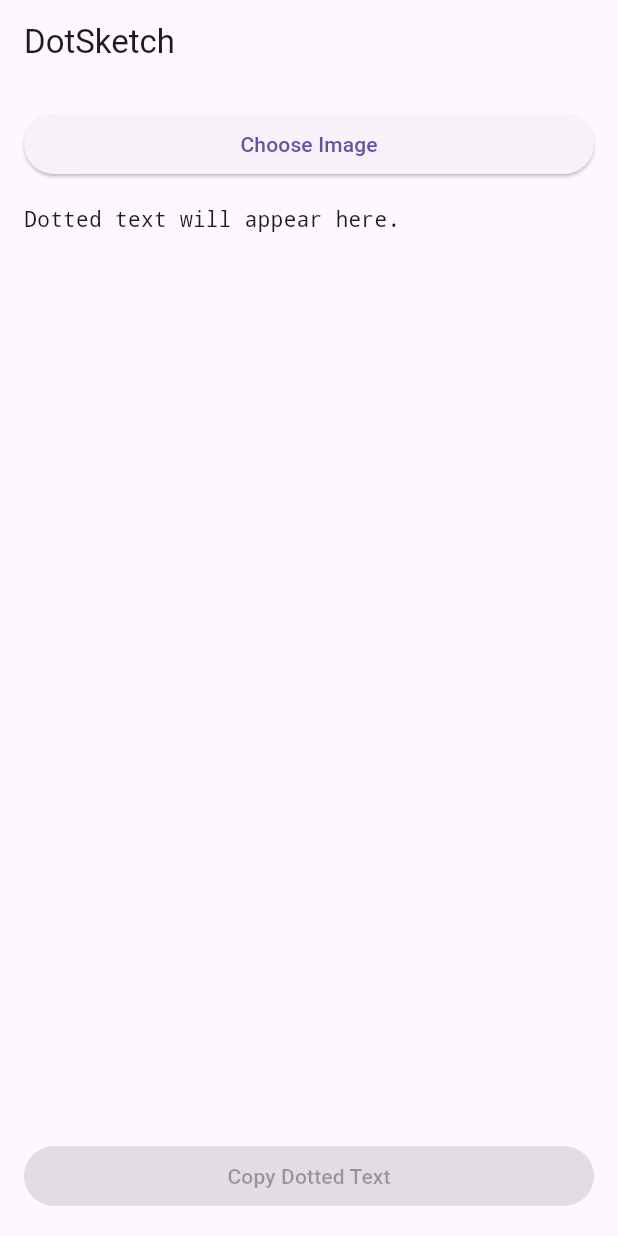
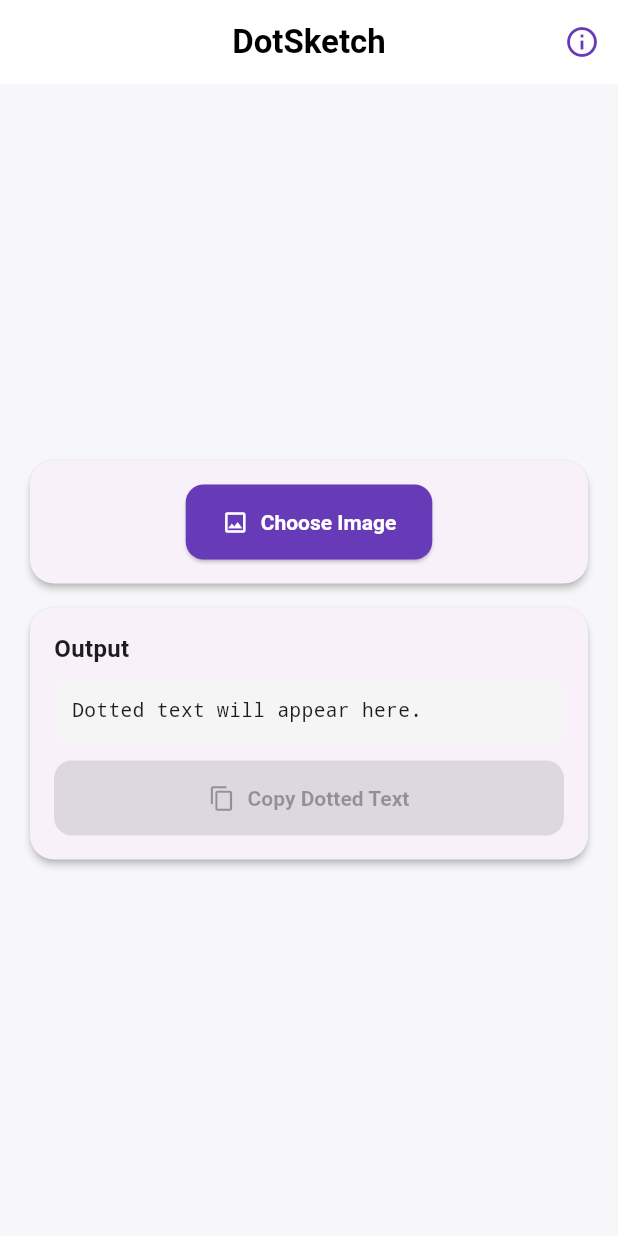
Before and after one commit to Priyanshu-Bej/DotSketch, a Flutter app: the screen it shows after launch, on a phone screen of 412 x 824 dp. Run offline on Flutter 3.47's test engine with Material 3 defaults, Android fonts, the light colour scheme and no system bars; our stand-ins replace image_picker.

Commit message:
Enhance app functionality with permissions, UI improvements, and new components

```diff
--- a/lib/main.dart
+++ b/lib/main.dart
@@ -5,7 +5,14 @@
 import 'package:flutter/services.dart';
 import 'package:image_picker/image_picker.dart';
 
-enum DotStyle { dots, ascii }
+import 'ui/image_preview.dart';
+import 'ui/modern_app_bar.dart';
+import 'ui/modern_card.dart';
+import 'ui/modern_dropdown.dart';
+import 'ui/modern_slider.dart';
+import 'ui/theme.dart';
+
+enum DotStyle { dots, ascii, outline }
 
 Future<String> imageToDottedText(
   File imageFile, {
@@ -25,8 +32,8 @@
   if (byteData == null) return '';
   final buffer = byteData.buffer.asUint8List();
   StringBuffer sb = StringBuffer();
-  // ASCII ramp from dark to light
-  const asciiRamp = '@%#*+=-:. ';
+  // Denser ASCII ramp for more detail
+  const asciiRamp = '@#W\$9876543210?!abc;:+=-,._ ';
   for (int y = 0; y < img.height; y++) {
     for (int x = 0; x < img.width; x++) {
       int i = (y * img.width + x) * 4;
@@ -52,18 +59,19 @@
 }
 
 void main() {
-  runApp(const MyApp());
+  runApp(const DotSketchApp());
 }
 
-class MyApp extends StatelessWidget {
-  const MyApp({super.key});
+class DotSketchApp extends StatelessWidget {
+  const DotSketchApp({super.key});
 
   @override
   Widget build(BuildContext context) {
     return MaterialApp(
       title: 'DotSketch',
-      theme: ThemeData(primarySwatch: Colors.blue),
+      theme: DotSketchTheme.lightTheme,
       home: const DotSketchHome(),
+      debugShowCheckedModeBanner: false,
     );
   }
 }
@@ -76,6 +84,15 @@
 }
 
 class _DotSketchHomeState extends State<DotSketchHome> {
+  void _copyText() {
+    if (_dottedText.isNotEmpty) {
+      Clipboard.setData(ClipboardData(text: _dottedText));
+      ScaffoldMessenger.of(
+        context,
+      ).showSnackBar(const SnackBar(content: Text('Copied to clipboard!')));
+    }
+  }
+
   DotStyle _selectedStyle = DotStyle.ascii;
   double _outputWidth = 40;
 
@@ -103,55 +120,49 @@
   final ImagePicker _picker = ImagePicker();
 
   Future<void> _pickImage() async {
-    final XFile? pickedFile = await _picker.pickImage(
-      source: ImageSource.gallery,
-    );
+    final pickedFile = await _picker.pickImage(source: ImageSource.gallery);
     if (pickedFile != null) {
       setState(() {
         _image = File(pickedFile.path);
         _dottedText = '';
       });
-      // TODO: Process image to dotted text
-    }
-  }
-
-  void _copyText() {
-    if (_dottedText.isNotEmpty) {
-      Clipboard.setData(ClipboardData(text: _dottedText));
-      ScaffoldMessenger.of(
-        context,
-      ).showSnackBar(const SnackBar(content: Text('Copied to clipboard!')));
     }
   }
 
   @override
   Widget build(BuildContext context) {
     return Scaffold(
-      appBar: AppBar(title: const Text('DotSketch')),
-      body: Padding(
-        padding: const EdgeInsets.all(16.0),
+      appBar: const ModernAppBar(title: 'DotSketch'),
+      body: Center(
+        child: SingleChildScrollView(
+          child: Padding(
+            padding: const EdgeInsets.all(20.0),
             child: Column(
+              mainAxisAlignment: MainAxisAlignment.center,
               crossAxisAlignment: CrossAxisAlignment.stretch,
               children: [
-            ElevatedButton(
+                ModernCard(
+                  child: Column(
+                    children: [
+                      ElevatedButton.icon(
                         onPressed: _pickImage,
-              child: const Text('Choose Image'),
+                        icon: const Icon(Icons.image_outlined),
+                        label: const Text('Choose Image'),
                       ),
+                      if (_image != null) ...[
                         const SizedBox(height: 16),
-            if (_image != null)
-              Column(
-                children: [
-                  Image.file(_image!, height: 200),
-                  const SizedBox(height: 16),
+                        ImagePreview(image: _image!),
+                      ],
                     ],
                   ),
+                ),
                 if (_image != null) ...[
-              Row(
+                  ModernCard(
+                    child: Column(
                       children: [
-                  const Text('Style:'),
-                  const SizedBox(width: 8),
-                  DropdownButton<DotStyle>(
+                        ModernDropdown<DotStyle>(
                           value: _selectedStyle,
+                          label: 'Style',
                           items: const [
                             DropdownMenuItem(
                               value: DotStyle.dots,
@@ -161,49 +172,74 @@
                               value: DotStyle.ascii,
                               child: Text('ASCII Art'),
                             ),
+                            DropdownMenuItem(
+                              value: DotStyle.outline,
+                              child: Text('Outline Only'),
+                            ),
                           ],
                           onChanged: (v) {
                             if (v != null) setState(() => _selectedStyle = v);
                           },
                         ),
-                  const SizedBox(width: 16),
-                  const Text('Width:'),
-                  Expanded(
-                    child: Slider(
+                        const SizedBox(height: 12),
+                        ModernSlider(
+                          value: _outputWidth,
                           min: 20,
                           max: 100,
                           divisions: 8,
-                      value: _outputWidth,
-                      label: _outputWidth.round().toString(),
+                          label: 'Width',
                           onChanged: (v) => setState(() => _outputWidth = v),
+                        ),
+                        const SizedBox(height: 12),
+                        ElevatedButton.icon(
+                          onPressed: _convertToDottedText,
+                          icon: const Icon(Icons.auto_awesome),
+                          label: const Text('Convert to Dotted Text'),
+                        ),
+                      ],
+                    ),
+                  ),
+                ],
+                ModernCard(
+                  child: Column(
+                    crossAxisAlignment: CrossAxisAlignment.stretch,
+                    children: [
+                      const Text(
+                        'Output',
+                        style: TextStyle(
+                          fontWeight: FontWeight.bold,
+                          fontSize: 16,
+                        ),
+                      ),
+                      const SizedBox(height: 8),
+                      Container(
+                        decoration: BoxDecoration(
+                          color: Colors.grey[100],
+                          borderRadius: BorderRadius.circular(8),
+                        ),
+                        padding: const EdgeInsets.all(12),
+                        child: SelectableText(
+                          _dottedText.isEmpty
+                              ? 'Dotted text will appear here.'
+                              : _dottedText,
+                          style: const TextStyle(
+                            fontFamily: 'monospace',
+                            fontSize: 13,
+                          ),
+                        ),
+                      ),
+                      const SizedBox(height: 12),
+                      ElevatedButton.icon(
+                        onPressed: _dottedText.isNotEmpty ? _copyText : null,
+                        icon: const Icon(Icons.copy),
+                        label: const Text('Copy Dotted Text'),
+                      ),
+                    ],
                   ),
                 ),
               ],
             ),
-              Padding(
-                padding: const EdgeInsets.only(bottom: 8.0),
-                child: ElevatedButton(
-                  onPressed: _convertToDottedText,
-                  child: const Text('Convert to Dotted Text'),
           ),
-              ),
-            ],
-            Expanded(
-              child: SingleChildScrollView(
-                child: SelectableText(
-                  _dottedText.isEmpty
-                      ? 'Dotted text will appear here.'
-                      : _dottedText,
-                  style: const TextStyle(fontFamily: 'monospace'),
-                ),
-              ),
-            ),
-            const SizedBox(height: 16),
-            ElevatedButton(
-              onPressed: _dottedText.isNotEmpty ? _copyText : null,
-              child: const Text('Copy Dotted Text'),
-            ),
-          ],
         ),
       ),
     );
--- /dev/null
+++ b/lib/ui/modern_app_bar.dart
@@ -0,0 +1,33 @@
+import 'package:flutter/material.dart';
+
+class ModernAppBar extends StatelessWidget implements PreferredSizeWidget {
+  final String title;
+  const ModernAppBar({super.key, required this.title});
+
+  @override
+  Widget build(BuildContext context) {
+    return AppBar(
+      title: Text(title),
+      elevation: 0,
+      backgroundColor: Colors.white,
+      foregroundColor: Colors.deepPurple,
+      centerTitle: true,
+      actions: [
+        IconButton(
+          icon: const Icon(Icons.info_outline),
+          onPressed: () {
+            showAboutDialog(
+              context: context,
+              applicationName: 'DotSketch',
+              applicationVersion: '1.0.0',
+              applicationLegalese: '© 2025 Priyanshu-Bej',
+            );
+          },
+        ),
+      ],
+    );
+  }
+
+  @override
+  Size get preferredSize => const Size.fromHeight(kToolbarHeight);
+}
--- /dev/null
+++ b/lib/ui/modern_card.dart
@@ -0,0 +1,21 @@
+import 'package:flutter/material.dart';
+
+class ModernCard extends StatelessWidget {
+  final Widget child;
+  final EdgeInsetsGeometry? padding;
+  final EdgeInsetsGeometry? margin;
+  const ModernCard({super.key, required this.child, this.padding, this.margin});
+
+  @override
+  Widget build(BuildContext context) {
+    return Card(
+      margin: margin ?? const EdgeInsets.symmetric(vertical: 8),
+      elevation: 2,
+      shape: RoundedRectangleBorder(borderRadius: BorderRadius.circular(16)),
+      child: Padding(
+        padding: padding ?? const EdgeInsets.all(16),
+        child: child,
+      ),
+    );
+  }
+}
--- /dev/null
+++ b/lib/ui/theme.dart
@@ -0,0 +1,44 @@
+import 'package:flutter/material.dart';
+
+class DotSketchTheme {
+  static ThemeData get lightTheme => ThemeData(
+    colorScheme: ColorScheme.fromSeed(seedColor: Colors.deepPurple),
+    useMaterial3: true,
+    scaffoldBackgroundColor: const Color(0xFFF7F7FA),
+    appBarTheme: const AppBarTheme(
+      backgroundColor: Colors.white,
+      foregroundColor: Colors.black,
+      elevation: 0,
+      centerTitle: true,
+      titleTextStyle: TextStyle(
+        color: Colors.black,
+        fontWeight: FontWeight.bold,
+        fontSize: 22,
+      ),
+    ),
+    elevatedButtonTheme: ElevatedButtonThemeData(
+      style: ElevatedButton.styleFrom(
+        backgroundColor: Colors.deepPurple,
+        foregroundColor: Colors.white,
+        shape: RoundedRectangleBorder(borderRadius: BorderRadius.circular(12)),
+        textStyle: const TextStyle(fontWeight: FontWeight.bold),
+        padding: const EdgeInsets.symmetric(vertical: 16, horizontal: 24),
+      ),
+    ),
+    inputDecorationTheme: InputDecorationTheme(
+      border: OutlineInputBorder(
+        borderRadius: BorderRadius.circular(12),
+        borderSide: const BorderSide(color: Colors.deepPurple),
+      ),
+      focusedBorder: OutlineInputBorder(
+        borderRadius: BorderRadius.circular(12),
+        borderSide: const BorderSide(color: Colors.deepPurple),
+      ),
+    ),
+    sliderTheme: const SliderThemeData(
+      thumbColor: Colors.deepPurple,
+      activeTrackColor: Colors.deepPurple,
+      inactiveTrackColor: Colors.deepPurpleAccent,
+    ),
+  );
+}
```
Also changed, not shown: lib/ui/image_preview.dart (added, +16 -0 lines), lib/ui/modern_dropdown.dart (added, +33 -0 lines), lib/ui/modern_slider.dart (added, +41 -0 lines), 2 other files. Lines whose indentation alone changed are shown as unchanged.
